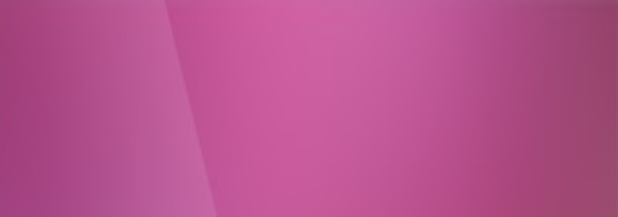
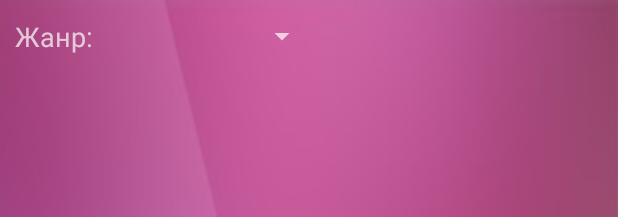
Before and after one commit to MyR0ot/CinemaHelper, an Android app: the layout activity_main.xml on its own in the app's theme, with its tools: preview values and no code run, on a phone screen of 412 x 824 dp. Shown: the top 217 px of the screen. Run offline under Robolectric (Android 15) with nearby library versions, the phone set to English and light mode, and no system bars.

Commit message:
add filter without logic

```diff
--- a/app/src/main/java/com/example/cinemahelper/utils/ParserUtil.kt
+++ b/app/src/main/java/com/example/cinemahelper/utils/ParserUtil.kt
@@ -26,6 +26,12 @@ object ParserUtil {
         "sessionPrices" to Pair("\"price\":",","),
         "sessionDates" to Pair("{\"date\":\"","\"")
     )
+
+    fun getGenres(films: List<Film>): List<String> {
+        var res: HashSet<String> = HashSet()
+        films.forEach{ it.genres.forEach {res.add(it)}}
+        return res.toList()
+    }
 
 
     fun loadContent():List<Film> {
--- a/app/src/main/res/layout/activity_main.xml
+++ b/app/src/main/res/layout/activity_main.xml
@@ -1,14 +1,41 @@
 <?xml version="1.0" encoding="utf-8"?>
-<FrameLayout xmlns:android="http://schemas.android.com/apk/res/android"
+<LinearLayout xmlns:android="http://schemas.android.com/apk/res/android"
     xmlns:tools="http://schemas.android.com/tools"
     android:layout_width="match_parent"
     android:layout_height="match_parent"
     android:background="@drawable/bg"
     android:orientation="vertical"
     android:paddingStart="@dimen/horizontal_indent"
+    android:paddingTop="@dimen/vertical_indent"
     android:paddingEnd="@dimen/horizontal_indent"
-    android:paddingTop="@dimen/vertical_indent"
     tools:context=".MainActivity">
+
+    <LinearLayout
+        android:layout_width="match_parent"
+        android:layout_height="wrap_content"
+        android:paddingStart="@dimen/large_indent"
+        android:paddingEnd="@dimen/large_indent"
+        android:orientation="horizontal"> <!-- TODO: Прижать все влево -->
+
+        <TextView
+            android:layout_width="wrap_content"
+            android:layout_height="match_parent"
+            android:textSize="@dimen/title_size"
+            android:text="@string/genre_filter"
+            />
+
+        <Spinner
+            android:id="@+id/sp_genre_chooser"
+            android:layout_width="@dimen/genre_filter_size"
+            android:layout_height="wrap_content"
+            android:layout_marginBottom="@dimen/medium_indent"
+            />
+    </LinearLayout>
+
+
+    <FrameLayout
+        android:layout_width="match_parent"
+        android:layout_height="wrap_content">
 
         <androidx.recyclerview.widget.RecyclerView
             android:id="@+id/rv_films"
@@ -31,8 +58,7 @@
             android:layout_width="@dimen/spinner_size"
             android:layout_height="@dimen/spinner_size"
             android:layout_gravity="center"
-            android:visibility="invisible">
-        </ProgressBar>
+            android:visibility="invisible"></ProgressBar>
+    </FrameLayout>
 
-
-</FrameLayout>
+</LinearLayout>
--- a/app/src/main/res/layout/film_list_item.xml
+++ b/app/src/main/res/layout/film_list_item.xml
@@ -21,7 +21,8 @@
             android:id="@+id/tv_name"
             android:layout_width="match_parent"
             android:layout_height="wrap_content"
-            android:textSize="@dimen/title_size" />
+            android:textSize="@dimen/title_size"
+            android:textColor="@color/colorWhite"/>
 
         <TextView
             android:id="@+id/tv_producer"
--- a/app/src/main/res/values/colors.xml
+++ b/app/src/main/res/values/colors.xml
@@ -3,4 +3,5 @@
     <color name="colorPrimary">#03A9F4</color>
     <color name="colorPrimaryDark">#0288D1</color>
     <color name="colorAccent">#D81B60</color>
+    <color name="colorWhite">#FFFFFF</color>
 </resources>
--- a/app/src/main/res/values/dimensions.xml
+++ b/app/src/main/res/values/dimensions.xml
@@ -20,4 +20,6 @@
     <dimen name="poster_height">120dp</dimen>
 
     <dimen name="spinner_size">100dp</dimen>
+
+    <dimen name="genre_filter_size">150dp</dimen>
 </resources>
--- a/app/src/main/res/values/strings.xml
+++ b/app/src/main/res/values/strings.xml
@@ -5,4 +5,5 @@
     <string name="info">Результат будет отображен здесь</string>
 
     <string name="error_message">Произошла ошибка! (Проверьте подключение к интернету и перезапустите приложение)</string>
+    <string name="genre_filter">Жанр:</string>
 </resources>
```
Also changed, not shown: app/src/main/java/com/example/cinemahelper/MainActivity.kt (+46 -7 lines).
